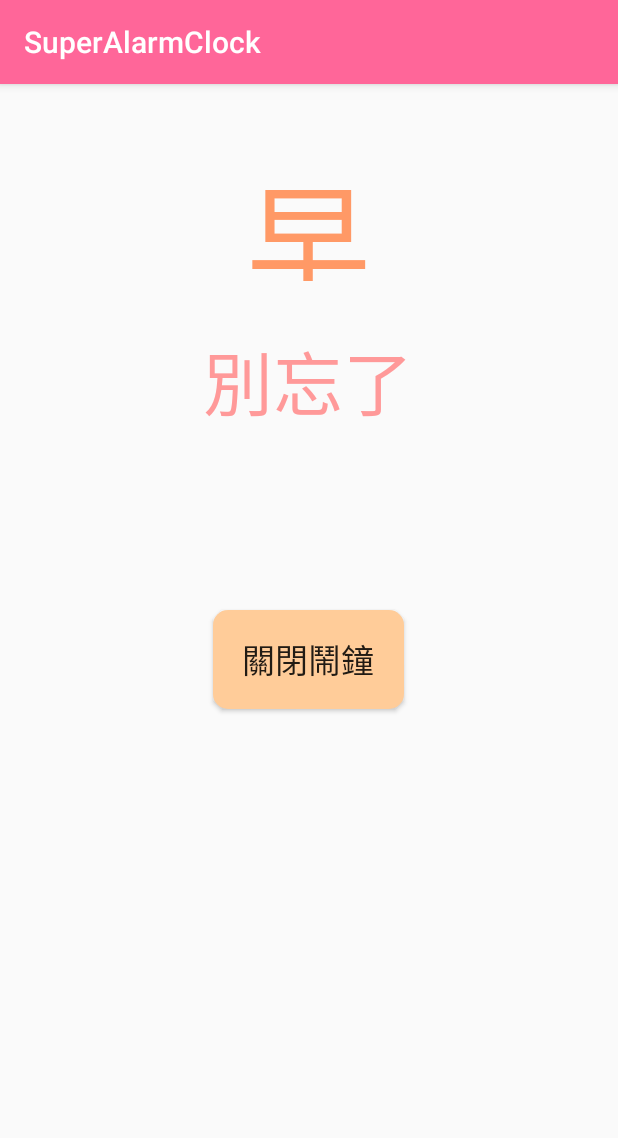
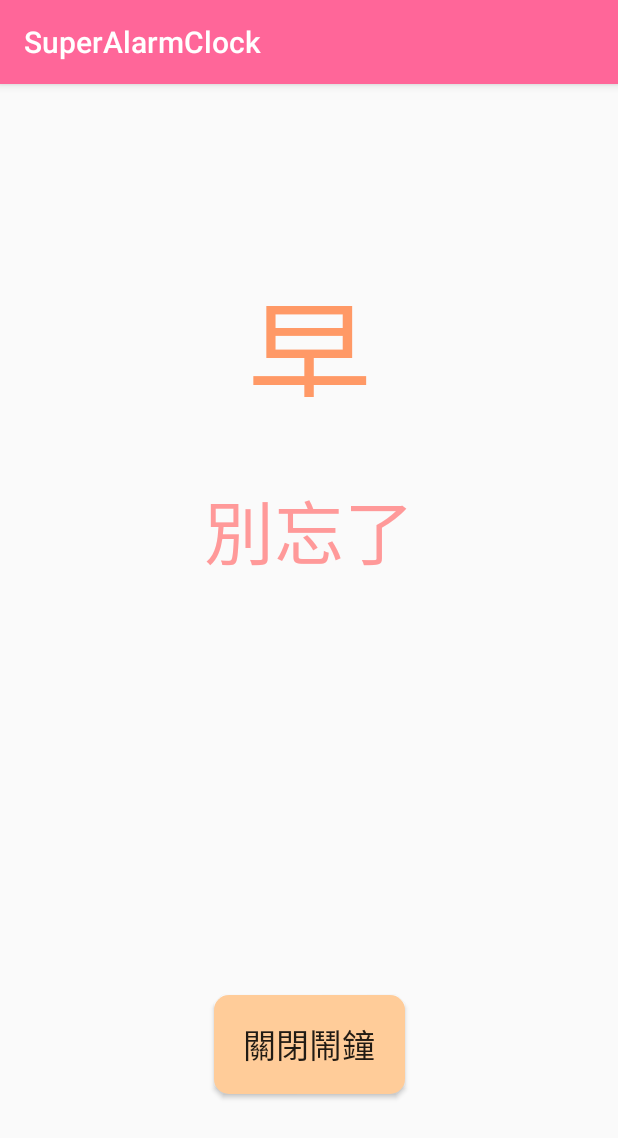
Before and after one commit to sweetweet/SuperAlarmClock, an Android app: the WakeupActivity screen opened directly, with no data from a screen before it, on a phone screen of 412 x 824 dp. Shown: the top 1138 px of the screen. Run offline under Robolectric (Android 15) with nearby library versions, the phone set to English and light mode, and no system bars; 3 statements that could not run were skipped.

Commit message:
服務視窗 介面調整

```diff
--- a/app/src/main/java/com/example/a36432/superalarmclock/SetBackActivity.java
+++ b/app/src/main/java/com/example/a36432/superalarmclock/SetBackActivity.java
@@ -46,7 +46,6 @@ public class SetBackActivity extends AppCompatActivity {
 
                 Intent intent = new Intent();
                 intent.setClass(SetBackActivity.this, MainActivity.class);
-                background.setBackgroundColor(Color.RED);
                 startActivity(intent);
 
             }
--- a/app/src/main/res/layout/activity_main.xml
+++ b/app/src/main/res/layout/activity_main.xml
@@ -9,7 +9,7 @@
     <LinearLayout
         android:id="@+id/back"
         android:layout_width="match_parent"
-        android:layout_height="547dp"
+        android:layout_height="510dp"
 
         android:orientation="vertical"
         tools:layout_editor_absoluteX="0dp"
--- a/app/src/main/res/layout/activity_set.xml
+++ b/app/src/main/res/layout/activity_set.xml
@@ -13,7 +13,7 @@
 
         <LinearLayout
             android:layout_width="match_parent"
-            android:layout_height="550dp"
+            android:layout_height="510dp"
             android:orientation="vertical">
 
             <Button
--- a/app/src/main/res/layout/activity_set_back.xml
+++ b/app/src/main/res/layout/activity_set_back.xml
@@ -13,7 +13,7 @@
 
         <LinearLayout
             android:layout_width="match_parent"
-            android:layout_height="550dp"
+            android:layout_height="510dp"
             android:orientation="vertical">
 
             <Button
--- a/app/src/main/res/layout/activity_set_music.xml
+++ b/app/src/main/res/layout/activity_set_music.xml
@@ -13,7 +13,7 @@
 
         <LinearLayout
             android:layout_width="match_parent"
-            android:layout_height="550dp"
+            android:layout_height="510dp"
             android:orientation="vertical">
 
             <Button
--- a/app/src/main/res/layout/activity_set_music_builtin.xml
+++ b/app/src/main/res/layout/activity_set_music_builtin.xml
@@ -16,7 +16,7 @@
             android:id="@+id/btn_alarm"
             android:layout_width="match_parent"
             android:layout_height="140dp"
-            android:layout_marginBottom="230dp"
+            android:layout_marginBottom="190dp"
             android:layout_marginLeft="50dp"
             android:layout_marginRight="50dp"
             android:layout_marginTop="180dp"
--- a/app/src/main/res/layout/activity_wakeup.xml
+++ b/app/src/main/res/layout/activity_wakeup.xml
@@ -6,14 +6,6 @@
     android:layout_height="match_parent"
     tools:context=".WakeupActivity">
 
-    <LinearLayout
-        android:layout_width="match_parent"
-        android:layout_height="match_parent"
-        android:orientation="vertical"
-        tools:layout_editor_absoluteX="16dp"
-        tools:layout_editor_absoluteY="0dp">
-
-
     <TextView
         android:id="@+id/textView"
         android:layout_width="150dp"
@@ -21,36 +13,16 @@
         android:layout_marginBottom="8dp"
         android:layout_marginEnd="8dp"
         android:layout_marginStart="8dp"
-            android:layout_marginTop="40dp"
+        android:layout_marginTop="8dp"
         android:text="早安"
+        android:gravity="center"
         android:textColor="#ff9966"
         android:textSize="125px"
-            android:gravity="center"
-            android:layout_gravity="center"
         app:layout_constraintBottom_toBottomOf="parent"
         app:layout_constraintEnd_toEndOf="parent"
         app:layout_constraintStart_toStartOf="parent"
         app:layout_constraintTop_toTopOf="parent"
         app:layout_constraintVertical_bias="0.165" />
-
-        <TextView
-            android:id="@+id/textView4"
-            android:layout_width="175dp"
-            android:layout_height="62dp"
-            android:layout_marginBottom="24dp"
-            android:layout_marginEnd="8dp"
-            android:layout_marginStart="8dp"
-            android:layout_marginTop="24dp"
-            android:gravity="center"
-            android:text="別忘了"
-            android:layout_gravity="center"
-            android:textColor="#ff9999"
-            android:textSize="70px"
-            app:layout_constraintBottom_toBottomOf="parent"
-            app:layout_constraintEnd_toEndOf="parent"
-            app:layout_constraintStart_toStartOf="parent"
-            app:layout_constraintTop_toTopOf="parent"
-            app:layout_constraintVertical_bias="0.369" />
 
     <TextView
         android:id="@+id/tv_note"
@@ -60,32 +32,58 @@
         android:layout_marginEnd="8dp"
         android:layout_marginStart="8dp"
         android:layout_marginTop="8dp"
-            android:layout_gravity="center"
+
         android:gravity="center"
         android:textSize="60px"
         app:layout_constraintBottom_toBottomOf="parent"
         app:layout_constraintEnd_toEndOf="parent"
+        app:layout_constraintHorizontal_bias="0.505"
         app:layout_constraintStart_toStartOf="parent"
-            app:layout_constraintTop_toTopOf="parent" />
+        app:layout_constraintTop_toTopOf="parent"
+        app:layout_constraintVertical_bias="0.522" />
+
+    <TextView
+        android:id="@+id/textView4"
+        android:layout_width="175dp"
+        android:layout_height="62dp"
+        android:layout_marginBottom="8dp"
+        android:layout_marginEnd="8dp"
+        android:layout_marginStart="8dp"
+        android:layout_marginTop="8dp"
+        android:gravity="center"
+        android:text="別忘了"
+        android:textColor="#ff9999"
+        android:textSize="70px"
+        app:layout_constraintBottom_toBottomOf="parent"
+        app:layout_constraintEnd_toEndOf="parent"
+        app:layout_constraintStart_toStartOf="parent"
+        app:layout_constraintTop_toTopOf="parent"
+        app:layout_constraintVertical_bias="0.369" />
 
     <Button
-            android:id="@+id/btn_stopp"
+        android:id="@+id/btn_stop"
         android:layout_width="127dp"
         android:layout_height="66dp"
         android:layout_marginBottom="8dp"
         android:layout_marginEnd="8dp"
         android:layout_marginStart="8dp"
-            android:layout_marginTop="30dp"
+        android:layout_marginTop="8dp"
         android:background="@drawable/btn_shape2"
         android:text="關閉鬧鐘"
         android:textSize="22sp"
-            android:layout_gravity="center"
         app:layout_constraintBottom_toBottomOf="parent"
         app:layout_constraintEnd_toEndOf="parent"
         app:layout_constraintStart_toStartOf="parent"
         app:layout_constraintTop_toTopOf="parent"
         app:layout_constraintVertical_bias="0.874" />
 
+    <LinearLayout
+        android:layout_width="match_parent"
+        android:layout_height="match_parent"
+        android:orientation="vertical"
+        tools:layout_editor_absoluteX="0dp"
+        tools:layout_editor_absoluteY="0dp">
+
 
     </LinearLayout>
 
--- a/app/src/main/res/layout/activity_weather.xml
+++ b/app/src/main/res/layout/activity_weather.xml
@@ -71,7 +71,7 @@
             android:layout_width="wrap_content"
             android:layout_height="wrap_content"
             android:layout_weight="1"
-            android:background="#87cee8"
+            android:background="@drawable/btn_shape"
             android:text="天氣" />
     </LinearLayout>
 
```
Also changed, not shown: app/src/main/java/com/example/a36432/superalarmclock/SetActivity.java (+15 -1 lines). Lines whose indentation alone changed are shown as unchanged.
